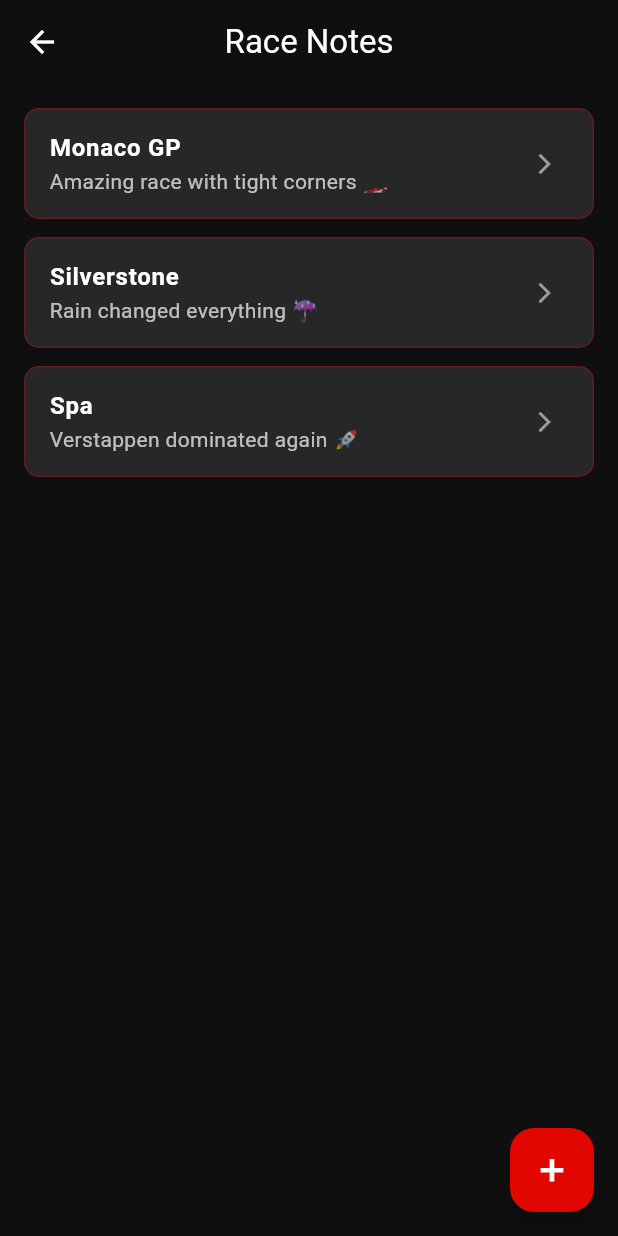
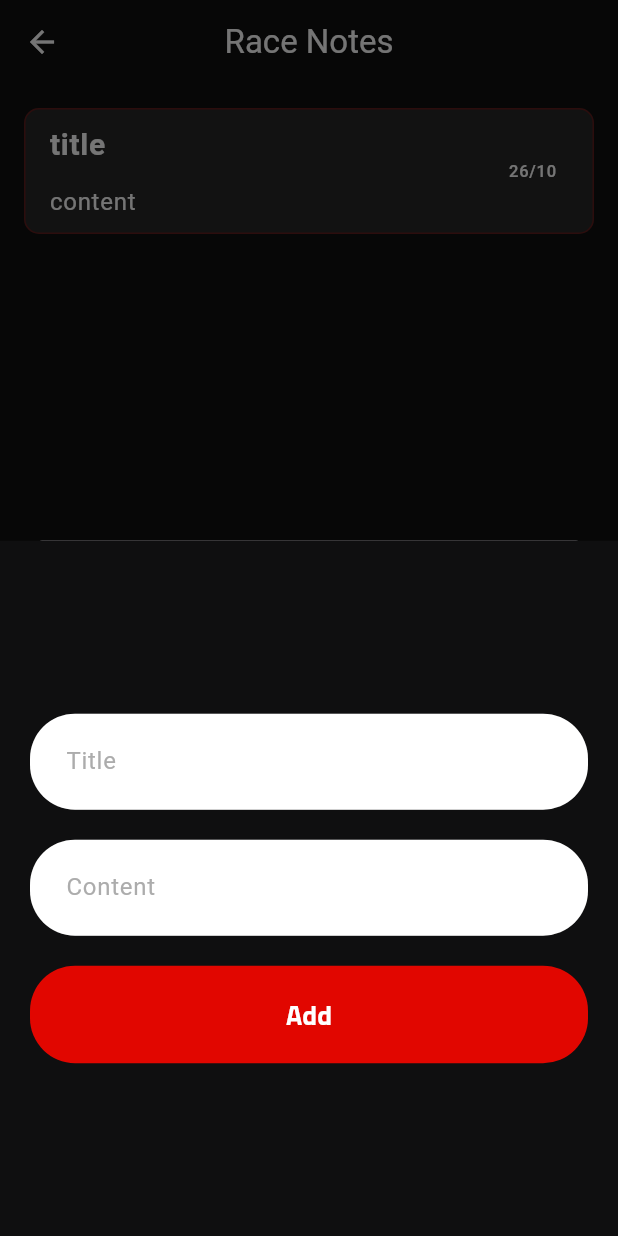
Before and after one commit to Mary-Eqdaih/Formula-1-Flutter, a Flutter app: the Notes screen opened by its route, after a tap on the "add" icon, on a phone screen of 412 x 824 dp. Run offline on Flutter 3.47's test engine with Material 3 defaults, Android fonts, the phone set to English and light mode, and no system bars; our stand-ins replace flutter_svg, shared_preferences; accounts and stored records are empty.

Commit message:
Integrate sqflite for race notes
- Add the `sqflite` dependency to integrate a local database.
- Create `NotesModel` to define the data structure for a note.
- Implement `NotesWidget` to display individual notes, with support for deletion via `Dismissible`.
- Add a `showModalBottomSheet` to the `Notes` screen for adding new notes, triggered by a floating action button.
- A modal bottom sheet also allows viewing and editing notes.
- Convert `main.dart` to a `MultiProvider` structure to accommodate future providers.
- Make the `isPassword` property optional in `CustomTextField`.

```diff
--- /dev/null
+++ b/lib/f1/data/models/notes_model.dart
@@ -0,0 +1,13 @@
+
+
+class NotesModel {
+  NotesModel(
+      { required this.title, required this.content, required this.date, this.id = 0});
+
+  final String title;
+  final String content;
+  final String date;
+  final int id;
+
+
+}
--- a/lib/f1/presentation/screens/notes/notes.dart
+++ b/lib/f1/presentation/screens/notes/notes.dart
@@ -1,4 +1,9 @@
 import 'package:flutter/material.dart';
+import 'package:formula1_fantasy/f1/data/models/notes_model.dart';
+import 'package:formula1_fantasy/f1/presentation/providers/notes_provider.dart';
+import 'package:formula1_fantasy/f1/presentation/widgets/Custom_text_field.dart';
+import 'package:formula1_fantasy/f1/presentation/widgets/notes_widget.dart';
+import 'package:provider/provider.dart';
 
 class Notes extends StatefulWidget {
   const Notes({super.key});
@@ -8,15 +13,15 @@ class Notes extends StatefulWidget {
 }
 
 class _NotesState extends State<Notes> {
-  // Temporary mock data (you’ll replace this later with SQLite)
-  final List<Map<String, String>> notes = [
-    {'title': 'Monaco GP', 'body': 'Amazing race with tight corners 🏎️'},
-    {'title': 'Silverstone', 'body': 'Rain changed everything ☔'},
-    {'title': 'Spa', 'body': 'Verstappen dominated again 🚀'},
-  ];
+  TextEditingController titleController = TextEditingController();
+  TextEditingController contentController = TextEditingController();
 
   @override
   Widget build(BuildContext context) {
+    List<NotesModel> notes=[
+      NotesModel(title: "title", content: "content", date: "${DateTime.now().day}/${DateTime.now().month}",)
+    ];
+
     const darkBg = Color(0xFF0F0F10);
     const f1Red = Color(0xFFE10600);
 
@@ -24,15 +29,10 @@ class _NotesState extends State<Notes> {
       backgroundColor: darkBg,
       appBar: AppBar(
         backgroundColor: darkBg,
-        title: const Text(
-          'Race Notes',
-          style: TextStyle(color: Colors.white),
-        ),
+        title: const Text('Race Notes', style: TextStyle(color: Colors.white)),
         centerTitle: true,
         iconTheme: const IconThemeData(color: Colors.white),
       ),
-
-      // 📝 Main body
       body: Padding(
         padding: const EdgeInsets.all(16.0),
         child: notes.isEmpty
@@ -46,47 +46,67 @@ class _NotesState extends State<Notes> {
             : ListView.builder(
           itemCount: notes.length,
           itemBuilder: (context, index) {
-            final note = notes[index];
-            return Container(
-              margin: const EdgeInsets.only(bottom: 12),
-              decoration: BoxDecoration(
-                color: Colors.white10,
-                borderRadius: BorderRadius.circular(10),
-                border: Border.all(color: f1Red.withOpacity(0.3)),
-              ),
-              child: ListTile(
-                title: Text(
-                  note['title']!,
-                  style: const TextStyle(
-                      color: Colors.white,
-                      fontWeight: FontWeight.bold,
-                      fontSize: 16),
-                ),
-                subtitle: Text(
-                  note['body']!,
-                  style: const TextStyle(
-                    color: Colors.white70,
-                    fontSize: 14,
-                  ),
-                ),
-                trailing: const Icon(Icons.arrow_forward_ios,
-                    size: 16, color: Colors.white54),
-                onTap: () {
-                  // Later: open note for editing
-                },
-              ),
-            );
+            return NotesWidget(model: notes[index]);
           },
         ),
       ),
-
-
       floatingActionButton: FloatingActionButton(
+        onPressed: () {
+          showModalBottomSheet(
+            context: context,
+            builder: (context) {
+              return Container(
+                decoration: const BoxDecoration(color: darkBg),
+                child: Padding(
+                  padding: const EdgeInsets.all(20.0),
+                  child: Column(
+                    mainAxisAlignment: MainAxisAlignment.center,
+                    children: [
+                      CustomTextField(
+                        hint: "Title",
+                        controller: titleController,
+                      ),
+                      const SizedBox(height: 20),
+                      CustomTextField(
+                        hint: "Content",
+                        controller: contentController,
+                      ),
+                      const SizedBox(height: 20),
+                      SizedBox(
+                        width: double.infinity,
+                        height: 65,
+                        child: ElevatedButton(
+                          style: ElevatedButton.styleFrom(
+                            backgroundColor: f1Red,
+                            elevation: 0,
+                            shape: RoundedRectangleBorder(
+                              borderRadius: BorderRadius.circular(30),
+                              side: BorderSide.none,
+                            ),
+                          ),
+                          onPressed: () {
+                            Navigator.pop(context);
+                          },
+                          child: const Text(
+                            "Add",
+                            style: TextStyle(
+                              fontWeight: FontWeight.bold,
+                              color: Colors.white,
+                              fontFamily: "TitilliumWeb",
+                              fontSize: 18,
+                            ),
+                          ),
+                        ),
+                      ),
+                    ],
+                  ),
+                ),
+              );
+            },
+          );
+        },
         backgroundColor: f1Red,
-        onPressed: () {
-          Navigator.pushNamed(context, '/addNote'); // Go to AddNotePage
-        },
-        child: const Icon(Icons.add,color: Colors.white,fontWeight: FontWeight.bold,),
+        child: const Icon(Icons.add, color: Colors.white),
       ),
     );
   }
--- a/lib/f1/presentation/widgets/Custom_text_field.dart
+++ b/lib/f1/presentation/widgets/Custom_text_field.dart
@@ -1,6 +1,6 @@
 import 'package:flutter/material.dart';
 class CustomTextField extends StatelessWidget {
-  const CustomTextField({super.key, required this.hint, required this.isPassword, required this.controller,this.validator});
+  const CustomTextField({super.key, required this.hint,  this.isPassword=false, required this.controller,this.validator});
 
 
   final String hint;
--- /dev/null
+++ b/lib/f1/presentation/widgets/notes_widget.dart
@@ -0,0 +1,130 @@
+import 'package:flutter/material.dart';
+import 'package:formula1_fantasy/f1/data/models/notes_model.dart';
+import 'package:formula1_fantasy/f1/presentation/providers/notes_provider.dart';
+import 'package:formula1_fantasy/f1/presentation/widgets/Custom_text_field.dart';
+import 'package:provider/provider.dart';
+
+class NotesWidget extends StatelessWidget {
+   NotesWidget({super.key, required this.model,this.onDismissed}){
+    titleController.text = model.title;
+    contentController.text = model.content;
+  }
+  final NotesModel model;
+  final void Function(DismissDirection)? onDismissed;
+
+
+  @override
+  Widget build(BuildContext context) {
+    const darkBg = Color(0xFF0F0F10);
+    const f1Red = Color(0xFFE10600);
+    return Dismissible(
+      onDismissed: onDismissed,
+      background: Container(
+        color: f1Red,
+        child: Center(
+          child: Align(
+            alignment: Alignment.centerRight,
+            child: Padding(
+              padding: const EdgeInsets.all(10.0),
+              child: Text(
+                "Dismiss",
+                style: TextStyle(
+                  color: Colors.white,
+                  fontWeight: FontWeight.bold,
+                ),
+              ),
+            ),
+          ),
+        ),
+      ),
+
+      key:  UniqueKey(),
+      child: Container(
+        margin: const EdgeInsets.only(bottom: 12),
+        decoration: BoxDecoration(
+          color: Colors.white10,
+          borderRadius: BorderRadius.circular(10),
+          border: Border.all(color: f1Red.withOpacity(0.3)),
+        ),
+        child: ListTile(
+          title: Column(
+            crossAxisAlignment: CrossAxisAlignment.start,
+            children: [
+              Text(
+                model.title,
+                style: const TextStyle(
+                  color: Colors.white,
+                  fontWeight: FontWeight.bold,
+                  fontSize: 20,
+                ),
+              ),
+              SizedBox(height: 12),
+              Text(
+                model.content,
+                style: const TextStyle(color: Colors.white, fontSize: 16),
+              ),
+            ],
+          ),
+          trailing: Text(model.date, style: TextStyle(color: Colors.white)),
+          onTap: () {
+            showModalBottomSheet(
+              context: context,
+              builder: (context) {
+                return Container(
+                  decoration: BoxDecoration(color: darkBg),
+                  child: Padding(
+                    padding: const EdgeInsets.all(20.0),
+                    child: Column(
+                      mainAxisAlignment: MainAxisAlignment.center,
+                      children: [
+                        CustomTextField(
+                          hint: "Title",
+                          controller: titleController,
+                        ),
+                        SizedBox(height: 20),
+                        CustomTextField(
+                          hint: "Content",
+                          controller: contentController,
+                        ),
+                        SizedBox(height: 20),
+                        SizedBox(
+                          width: double.infinity,
+                          height: 65,
+                          child: ElevatedButton(
+                            style: ElevatedButton.styleFrom(
+                              backgroundColor: f1Red,
+                              elevation: 0,
+                              shape: RoundedRectangleBorder(
+                                borderRadius: BorderRadius.circular(30),
+                                side: BorderSide.none,
+                              ),
+                            ),
+                            onPressed: ()  {
+                              Navigator.pop(context);
+                            },
+                            child: Text(
+                              "Save",
+                              style: TextStyle(
+                                fontWeight: FontWeight.bold,
+                                color: Colors.white,
+                                fontFamily: "TitilliumWeb",
+                                fontSize: 18,
+                              ),
+                            ),
+                          ),
+                        ),
+                      ],
+                    ),
+                  ),
+                );
+              },
+            );
+          },
+        ),
+      ),
+    );
+  }
+}
+
+TextEditingController titleController = TextEditingController();
+TextEditingController contentController = TextEditingController();
--- a/pubspec.yaml
+++ b/pubspec.yaml
@@ -13,6 +13,7 @@ dependencies:
   flutter_svg: ^2.0.9
   shared_preferences: ^2.5.3
   provider: ^6.1.5+1
+  sqflite: ^2.4.2
 
 
 dev_dependencies:
```
Also changed, not shown: lib/main.dart (+11 -5 lines), lib/f1/data/local/notes_DB.dart (added), lib/f1/presentation/providers/notes_provider.dart (added), pubspec.lock, 1 other file.
